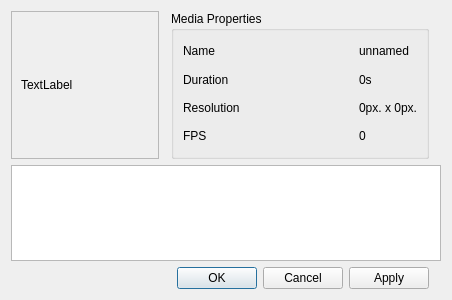
Old version of the form src/gui/ui/MediaProperty.ui in the repository VLMC/vlmc.
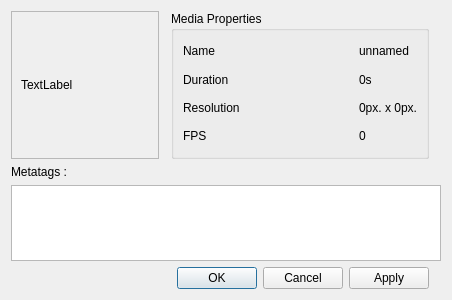
New version of the form.

Commit message: Basic start for medias's metatags. They're stored in the media, and displayed in the media property dialog

What changed in the file:
```diff
--- a/src/gui/ui/MediaProperty.ui
+++ b/src/gui/ui/MediaProperty.ui
@@ -6,7 +6,7 @@
    <rect>
     <x>0</x>
     <y>0</y>
-    <width>400</width>
+    <width>450</width>
     <height>300</height>
    </rect>
   </property>
@@ -14,9 +14,6 @@
    <string/>
   </property>
   <layout class="QGridLayout" name="gridLayout">
-   <item row="3" column="0" colspan="6">
-    <widget class="QListWidget" name="listWidget"/>
-   </item>
    <item row="0" column="0">
     <widget class="QFrame" name="frame">
      <property name="frameShape">
@@ -197,6 +194,16 @@
      </property>
     </spacer>
    </item>
+   <item row="3" column="0" colspan="6">
+    <widget class="QListView" name="metaTagsView"/>
+   </item>
+   <item row="1" column="0">
+    <widget class="QLabel" name="label">
+     <property name="text">
+      <string>Metatags :</string>
+     </property>
+    </widget>
+   </item>
   </layout>
  </widget>
  <resources/>
```
The commit also changes 4 other files.
